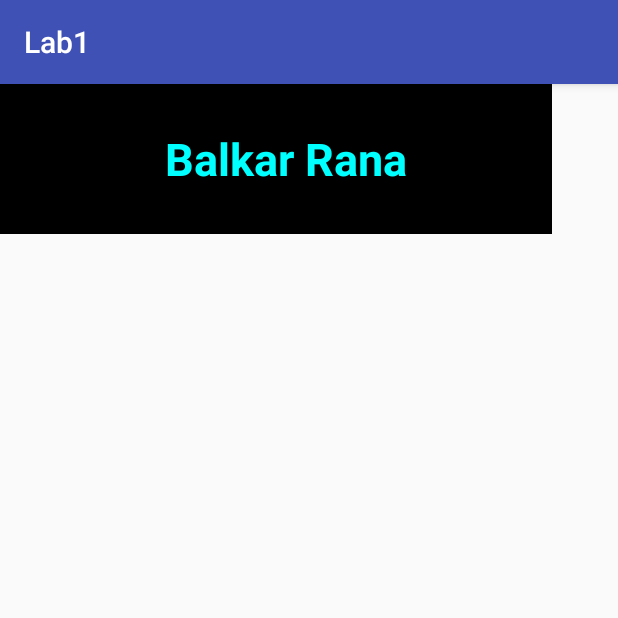
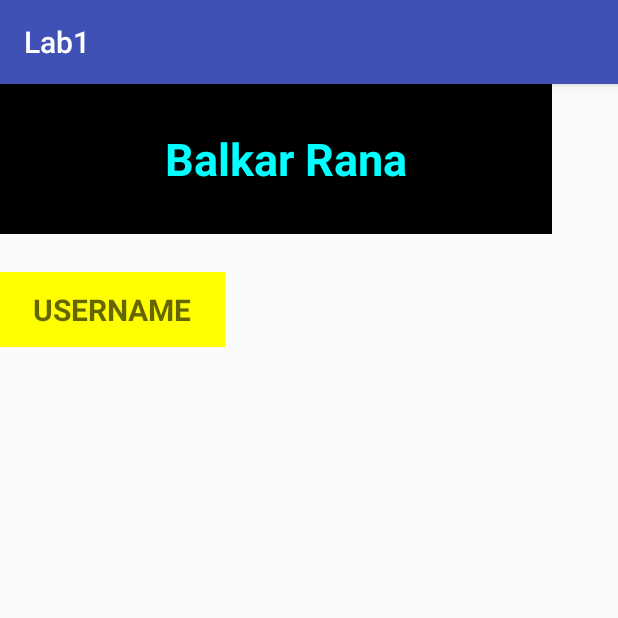
Before and after one commit to BalkarSR/AndroidDevelopment, an Android app: the screen it shows after launch (MainActivity), on a phone screen of 412 x 824 dp, the top half of it. Run offline under Robolectric (Android 15) with nearby library versions, the phone set to English and light mode, and no system bars.

Commit message:
Added more stuff

```diff
--- a/Lab1/app/src/main/res/layout/activity_main.xml
+++ b/Lab1/app/src/main/res/layout/activity_main.xml
@@ -24,5 +24,26 @@
             android:textSize="30sp"
             android:textStyle="bold" />
 
+        <LinearLayout
+            android:layout_width="wrap_content"
+            android:layout_height="wrap_content"
+            android:layout_marginTop="25dp"
+            android:orientation="horizontal"
+            android:textStyle="bold">
+
+            <EditText
+                android:layout_width="150dp"
+                android:layout_height="50dp"
+                android:background="#ffff00"
+                android:gravity="center"
+                android:hint="USERNAME"
+                android:textColor="#000000"
+                android:textSize="20sp"
+                android:textStyle="bold" />
+
+
+        </LinearLayout>
+
+
     </LinearLayout>
 </android.support.constraint.ConstraintLayout>
```
